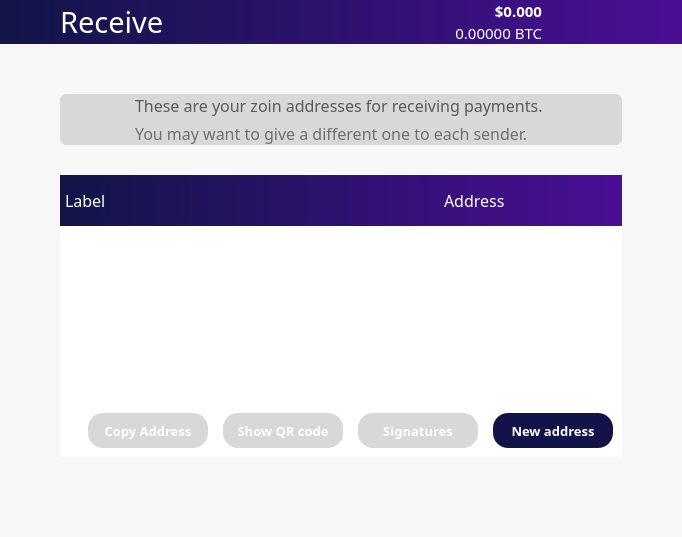
Before: the Qt Designer form src/qt/forms/winforms/receivecoinsdialog.ui in noirofficial/noir, drawn with Qt 5.
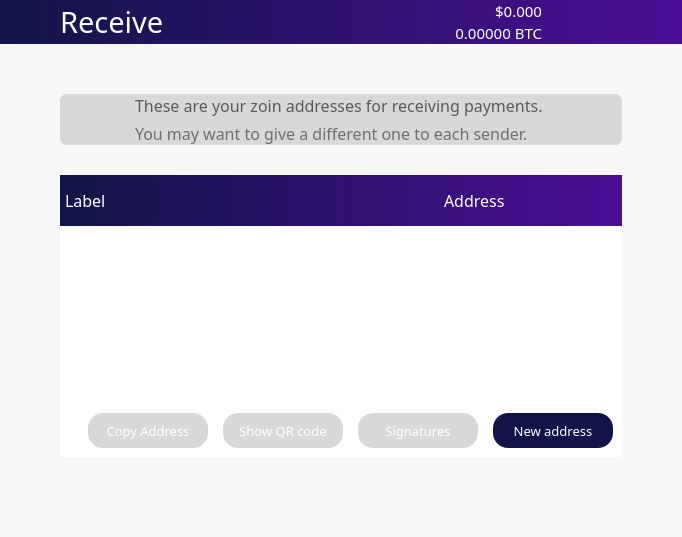
After: the same form once the commit is applied. Icons and pictures are not drawn.

Commit message: Upload win forms

The edit to the form file:
```diff
--- a/src/qt/forms/winforms/receivecoinsdialog.ui
+++ b/src/qt/forms/winforms/receivecoinsdialog.ui
@@ -440,10 +440,10 @@
                <widget class="QLabel" name="priceUSD">
                 <property name="font">
                  <font>
-                  <family>ZoinLight</family>
+                  <family>ZoinMedium</family>
                   <pointsize>11</pointsize>
-                  <weight>75</weight>
-                  <bold>true</bold>
+                  <weight>50</weight>
+                  <bold>false</bold>
                  </font>
                 </property>
                 <property name="styleSheet">
@@ -1301,10 +1301,10 @@
                   </property>
                   <property name="font">
                    <font>
-                    <family>ZoinLight</family>
+                    <family>ZoinRegular</family>
                     <pointsize>10</pointsize>
-                    <weight>75</weight>
-                    <bold>true</bold>
+                    <weight>50</weight>
+                    <bold>false</bold>
                    </font>
                   </property>
                   <property name="styleSheet">
@@ -1332,10 +1332,10 @@
                   </property>
                   <property name="font">
                    <font>
-                    <family>ZoinLight</family>
+                    <family>ZoinRegular</family>
                     <pointsize>10</pointsize>
-                    <weight>75</weight>
-                    <bold>true</bold>
+                    <weight>50</weight>
+                    <bold>false</bold>
                    </font>
                   </property>
                   <property name="styleSheet">
@@ -1363,10 +1363,10 @@
                   </property>
                   <property name="font">
                    <font>
-                    <family>ZoinLight</family>
+                    <family>ZoinRegular</family>
                     <pointsize>10</pointsize>
-                    <weight>75</weight>
-                    <bold>true</bold>
+                    <weight>50</weight>
+                    <bold>false</bold>
                    </font>
                   </property>
                   <property name="styleSheet">
@@ -1394,10 +1394,10 @@
                   </property>
                   <property name="font">
                    <font>
-                    <family>ZoinLight</family>
+                    <family>ZoinRegular</family>
                     <pointsize>10</pointsize>
-                    <weight>75</weight>
-                    <bold>true</bold>
+                    <weight>50</weight>
+                    <bold>false</bold>
                    </font>
                   </property>
                   <property name="styleSheet">
```
The commit also changes 7 other files.
